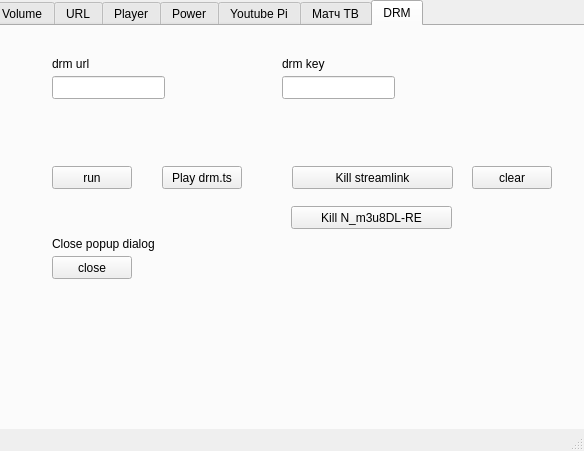
Above: kodigui.ui from definitly486/KodiGui before the change. Below: the same form after it.
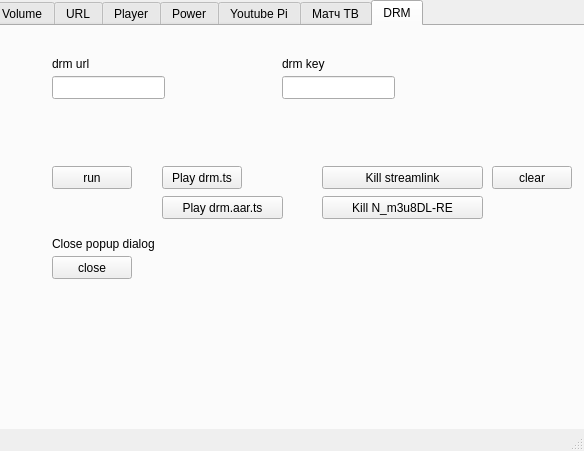
That is the form after the change. Icons and pictures are not drawn.

Commit message: добавлена кнопка play drm.aar.ts 	изменено:      kodigui.pro.user 	изменено:      kodigui.ui 	изменено:      mainwindow.cpp 	изменено:      mainwindow.h

```diff
--- a/kodigui.ui
+++ b/kodigui.ui
@@ -544,7 +544,7 @@
      <widget class="QPushButton" name="pushButton_killstreamlink">
       <property name="geometry">
        <rect>
-        <x>300</x>
+        <x>330</x>
         <y>140</y>
         <width>161</width>
         <height>23</height>
@@ -557,7 +557,7 @@
      <widget class="QPushButton" name="pushButton_cleardrm">
       <property name="geometry">
        <rect>
-        <x>480</x>
+        <x>500</x>
         <y>140</y>
         <width>80</width>
         <height>23</height>
@@ -583,8 +583,8 @@
      <widget class="QPushButton" name="pushButton_kill_m3u8DL">
       <property name="geometry">
        <rect>
-        <x>299</x>
-        <y>180</y>
+        <x>330</x>
+        <y>170</y>
         <width>161</width>
         <height>23</height>
        </rect>
@@ -619,6 +619,19 @@
        <string>Close popup dialog</string>
       </property>
      </widget>
+     <widget class="QPushButton" name="pushButton_playdrmaarts">
+      <property name="geometry">
+       <rect>
+        <x>170</x>
+        <y>170</y>
+        <width>121</width>
+        <height>23</height>
+       </rect>
+      </property>
+      <property name="text">
+       <string>Play drm.aar.ts</string>
+      </property>
+     </widget>
     </widget>
    </widget>
   </widget>
```
Left out of the diff: 4 changed lines with no effect on the pictures. The commit also changes 3 other files.
